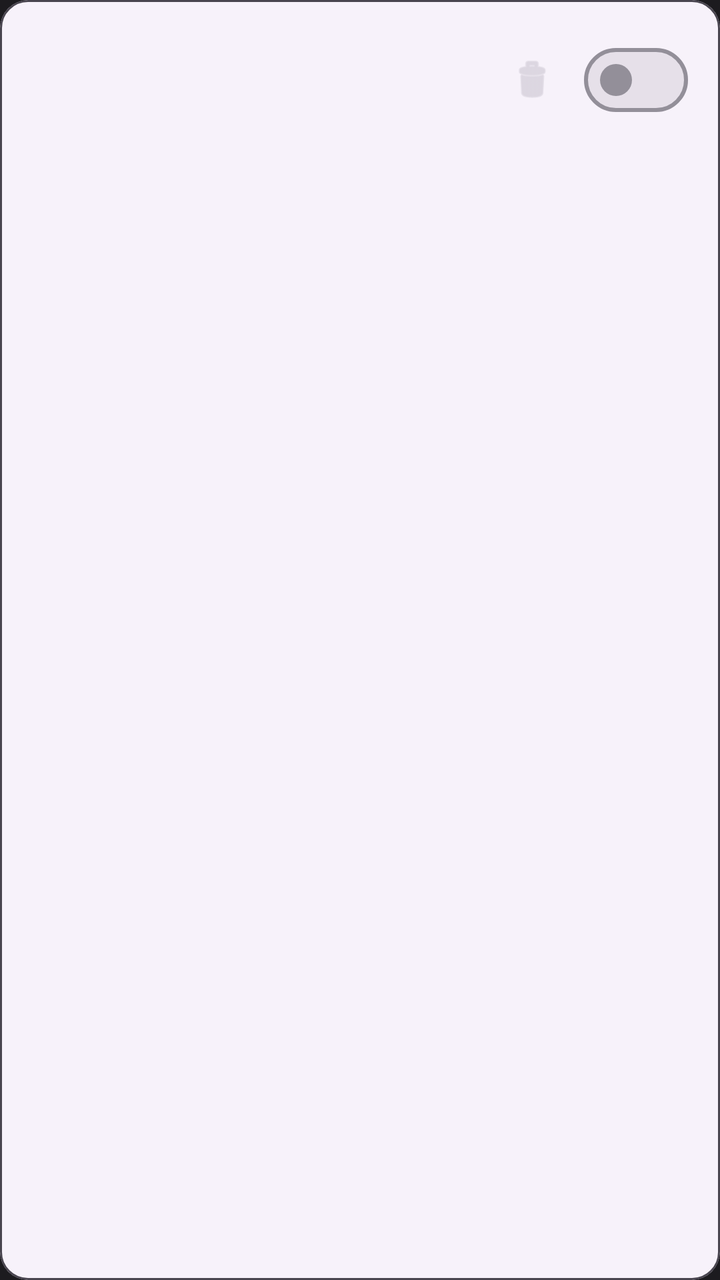
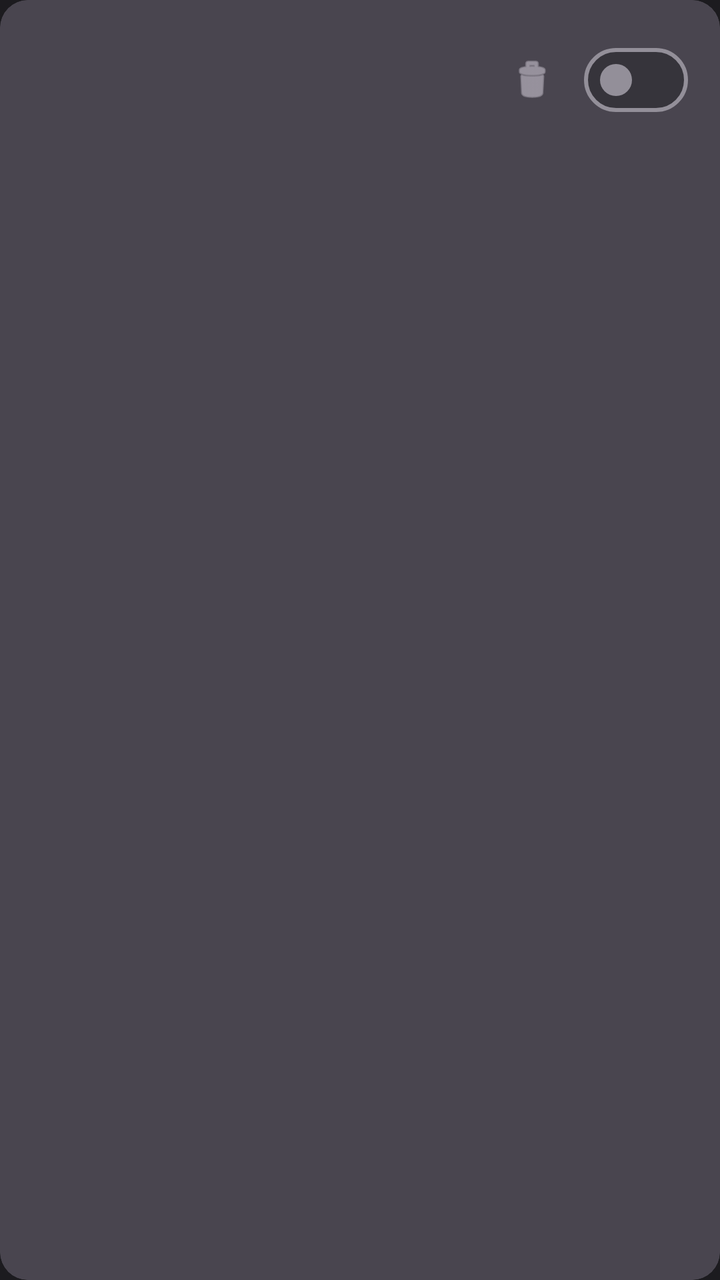

Screens rendered from an Android XML layout before and after an edit, with the pre-edit source and the edit as a unified diff.
<!-- AndroidManifest.xml: application theme Theme.TensorCardEmulator -->
<!-- res/layout/item_saved_card.xml -->
<?xml version="1.0" encoding="utf-8"?>
<com.google.android.material.card.MaterialCardView
    xmlns:android="http://schemas.android.com/apk/res/android"
    xmlns:app="http://schemas.android.com/apk/res-auto"
    xmlns:tools="http://schemas.android.com/tools"
    android:layout_width="match_parent"
    android:layout_height="wrap_content"
    android:layout_marginBottom="8dp"
    style="?attr/materialCardViewFilledStyle"
    app:cardBackgroundColor="?attr/colorSurfaceContainerLow"
    app:cardCornerRadius="14dp"
    app:cardElevation="0dp"
    app:strokeColor="?attr/colorSurfaceVariant"
    app:strokeWidth="1dp">

    <LinearLayout
        android:layout_width="match_parent"
        android:layout_height="wrap_content"
        android:orientation="horizontal"
        android:gravity="center_vertical"
        android:padding="16dp">

        <LinearLayout
            android:layout_width="0dp"
            android:layout_height="wrap_content"
            android:layout_weight="1"
            android:orientation="vertical">

            <LinearLayout
                android:layout_width="wrap_content"
                android:layout_height="wrap_content"
                android:orientation="horizontal"
                android:gravity="center_vertical">

                <TextView
                    android:id="@+id/cardName"
                    android:layout_width="wrap_content"
                    android:layout_height="wrap_content"
                    android:textColor="?attr/colorOnSurface"
                    android:textSize="15sp"
                    android:fontFamily="sans-serif-medium" />

                <TextView
                    android:id="@+id/activeBadge"
                    android:layout_width="wrap_content"
                    android:layout_height="wrap_content"
                    android:layout_marginStart="8dp"
                    android:background="@drawable/bg_badge_active"
                    android:paddingStart="8dp"
                    android:paddingEnd="8dp"
                    android:paddingTop="2dp"
                    android:paddingBottom="2dp"
                    android:text="@string/ACTIVE"
                    android:textColor="?attr/colorOnTertiary"
                    android:textSize="11sp"
                    android:fontFamily="sans-serif-medium"
                    android:visibility="gone" />

            </LinearLayout>

            <TextView
                android:id="@+id/cardUid"
                android:layout_width="wrap_content"
                android:layout_height="wrap_content"
                android:layout_marginTop="3dp"
                android:fontFamily="monospace"
                android:textColor="?attr/colorOnSurfaceVariant"
                android:textSize="12sp" />

        </LinearLayout>

        <ImageView
            android:id="@+id/btnDelete"
            android:layout_width="36dp"
            android:layout_height="36dp"
            android:padding="6dp"
            android:layout_marginEnd="8dp"
            android:src="@android:drawable/ic_menu_delete"
            app:tint="?attr/colorOnSurfaceVariant"
            tools:ignore="ContentDescription" />

        <com.google.android.material.materialswitch.MaterialSwitch
            android:id="@+id/cardSwitch"
            android:layout_width="wrap_content"
            android:layout_height="wrap_content"
            android:checked="false" />

    </LinearLayout>

</com.google.android.material.card.MaterialCardView>
<!-- resources referenced by this layout -->
<resources>
  <!-- drawable bg_badge_active (drawable) -->
  <?xml version="1.0" encoding="utf-8"?>
  <shape xmlns:android="http://schemas.android.com/apk/res/android">
      <solid android:color="?attr/colorTertiaryContainer" />
      
      <corners android:radius="20dp" />
      
      <stroke 
          android:width="1dp" 
          android:color="?attr/colorOutline" />
  </shape>
  <string name="ACTIVE">Active</string>
  <style name="Theme.TensorCardEmulator" parent="Theme.Material3.DayNight.NoActionBar">
          <item name="colorPrimary">@color/md_theme_primary</item>
          <item name="colorOnPrimary">@color/md_theme_onPrimary</item>
          <item name="colorPrimaryContainer">@color/md_theme_primaryContainer</item>
          <item name="colorOnPrimaryContainer">@color/md_theme_onPrimaryContainer</item>
          
          <item name="colorSecondary">@color/md_theme_secondary</item>
          <item name="colorOnSecondary">@color/md_theme_onSecondary</item>
          <item name="colorSecondaryContainer">@color/md_theme_secondaryContainer</item>
          
          <item name="colorError">@color/md_theme_error</item>
          <item name="colorOnError">@color/md_theme_onError</item>
          <item name="colorErrorContainer">@color/md_theme_errorContainer</item>
          <item name="colorOnErrorContainer">@color/md_theme_onErrorContainer</item>
          
          <item name="android:windowBackground">@color/md_theme_background</item>
          <item name="colorSurface">@color/md_theme_surface</item>
          <item name="colorOnSurface">@color/md_theme_onSurface</item>
          
          <item name="colorSurfaceVariant">@color/md_theme_surfaceVariant</item>
          <item name="colorOnSurfaceVariant">@color/md_theme_onSurfaceVariant</item>
          <item name="colorOutline">@color/md_theme_outline</item>
          <item name="colorOutlineVariant">@color/md_theme_outlineVariant</item>
          
          <item name="android:windowLayoutInDisplayCutoutMode">shortEdges</item>
      </style>
  <color name="md_theme_primary">#FF6200EE</color>
  <color name="md_theme_onPrimary">#FFFFFFFF</color>
  <color name="md_theme_primaryContainer">#FFBB86FC</color>
  <color name="md_theme_onPrimaryContainer">#FF3700B3</color>
  <color name="md_theme_secondary">#FF018786</color>
  <color name="md_theme_onSecondary">#FFFFFFFF</color>
  <color name="md_theme_secondaryContainer">#FF03DAC5</color>
  <color name="md_theme_error">#FFB3261E</color>
  <color name="md_theme_onError">#FFFFFFFF</color>
  <color name="md_theme_errorContainer">#FFF9DEDC</color>
  <color name="md_theme_onErrorContainer">#FF410002</color>
  <color name="md_theme_background">#FF1C1B1F</color>
  <color name="md_theme_surface">#FF1C1B1F</color>
  <color name="md_theme_onSurface">#FFE3E2E6</color>
  <color name="md_theme_surfaceVariant">#FF49454F</color>
  <color name="md_theme_onSurfaceVariant">#FFCAC4D0</color>
  <color name="md_theme_outline">#FF938F99</color>
  <color name="md_theme_outlineVariant">#FF49454F</color>
</resources>

<!-- the commit's change to res/layout/item_saved_card.xml (unified diff, before → after) -->
@@ -1,5 +1,5 @@
 <?xml version="1.0" encoding="utf-8"?>
-<com.google.android.material.card.MaterialCardView
+    <com.google.android.material.card.MaterialCardView
     xmlns:android="http://schemas.android.com/apk/res/android"
     xmlns:app="http://schemas.android.com/apk/res-auto"
     xmlns:tools="http://schemas.android.com/tools"
@@ -7,10 +7,10 @@
     android:layout_height="wrap_content"
     android:layout_marginBottom="8dp"
     style="?attr/materialCardViewFilledStyle"
-    app:cardBackgroundColor="?attr/colorSurfaceContainerLow"
+    app:cardBackgroundColor="?attr/colorSurfaceVariant"
     app:cardCornerRadius="14dp"
     app:cardElevation="0dp"
-    app:strokeColor="?attr/colorSurfaceVariant"
+    app:strokeColor="?attr/colorOutlineVariant"
     app:strokeWidth="1dp">
 
     <LinearLayout
@@ -83,7 +83,11 @@
             android:id="@+id/cardSwitch"
             android:layout_width="wrap_content"
             android:layout_height="wrap_content"
-            android:checked="false" />
+            android:checked="false"
+            android:theme="@style/ThemeOverlay.Material3.Dark"
+            android:textOn=""
+            android:textOff=""
+            app:showText="false" />
 
     </LinearLayout>
 
<!-- resource entries referenced after the edit -->
@@ -35,7 +35,11 @@
           <item name="colorOnSurfaceVariant">@color/md_theme_onSurfaceVariant</item>
           <item name="colorOutline">@color/md_theme_outline</item>
           <item name="colorOutlineVariant">@color/md_theme_outlineVariant</item>
-          
+  
+          <item name="colorTertiary">@color/md_theme_secondary</item>
+          <item name="colorOnTertiary">@color/md_theme_onSecondary</item>
+          <item name="colorTertiaryContainer">@color/md_theme_secondaryContainer</item>
+  
           <item name="android:windowLayoutInDisplayCutoutMode">shortEdges</item>
       </style>
   <color name="md_theme_primary">#FF6200EE</color>
